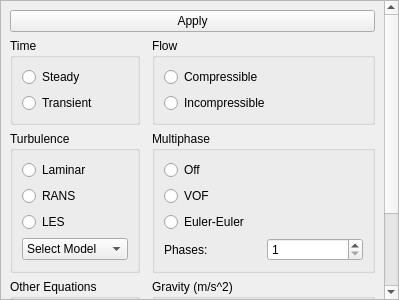
Old version of the form solutionModelingNew.ui in the repository Eng-RSMY/petroFoam.
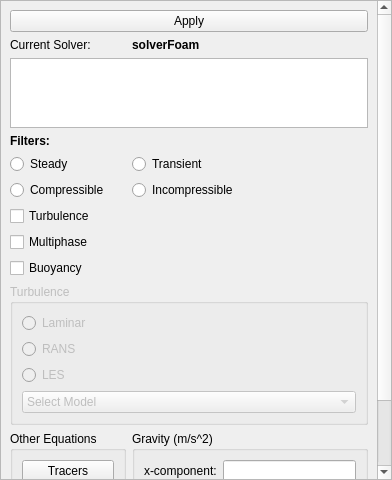
New version of the form. Icons and pictures are not drawn.

What changed in the file:
```diff
--- a/solutionModelingNew.ui
+++ b/solutionModelingNew.ui
@@ -6,8 +6,8 @@
    <rect>
     <x>0</x>
     <y>0</y>
-    <width>399</width>
-    <height>300</height>
+    <width>392</width>
+    <height>480</height>
    </rect>
   </property>
   <property name="font">
@@ -25,90 +25,57 @@
    <property name="geometry">
     <rect>
      <x>0</x>
-     <y>-120</y>
-     <width>381</width>
-     <height>418</height>
+     <y>0</y>
+     <width>374</width>
+     <height>589</height>
     </rect>
    </property>
    <layout class="QGridLayout" name="gridLayout">
-    <item row="2" column="0">
-     <widget class="QGroupBox" name="groupBox">
-      <property name="title">
-       <string>Turbulence</string>
+    <item row="1" column="1">
+     <widget class="QLabel" name="label_solver">
+      <property name="font">
+       <font>
+        <weight>75</weight>
+        <bold>true</bold>
+       </font>
       </property>
-      <layout class="QVBoxLayout" name="verticalLayout_3">
-       <item>
-        <widget class="QRadioButton" name="radioButton_5">
-         <property name="text">
-          <string>Laminar</string>
-         </property>
-         <attribute name="buttonGroup">
-          <string notr="true">buttonGroup_3</string>
-         </attribute>
-        </widget>
-       </item>
-       <item>
-        <widget class="QRadioButton" name="radioButton_6">
-         <property name="text">
-          <string>RANS</string>
-         </property>
-         <attribute name="buttonGroup">
-          <string notr="true">buttonGroup_3</string>
-         </attribute>
-        </widget>
-       </item>
-       <item>
-        <widget class="QRadioButton" name="radioButton_7">
-         <property name="text">
-          <string>LES</string>
-         </property>
-         <attribute name="buttonGroup">
-          <string notr="true">buttonGroup_3</string>
-         </attribute>
-        </widget>
-       </item>
-       <item>
-        <widget class="QComboBox" name="comboBox">
-         <item>
-          <property name="text">
-           <string>Select Model</string>
-          </property>
-         </item>
-        </widget>
-       </item>
-      </layout>
-     </widget>
-    </item>
-    <item row="1" column="2">
-     <widget class="QGroupBox" name="groupBox_5">
-      <property name="title">
-       <string>Flow</string>
+      <property name="text">
+       <string>solverFoam</string>
       </property>
-      <layout class="QVBoxLayout" name="verticalLayout_2">
-       <item>
-        <widget class="QRadioButton" name="radioButton_4">
-         <property name="text">
-          <string>Compressible</string>
-         </property>
-         <attribute name="buttonGroup">
-          <string notr="true">buttonGroup_2</string>
-         </attribute>
-        </widget>
-       </item>
-       <item>
-        <widget class="QRadioButton" name="radioButton_3">
-         <property name="text">
-          <string>Incompressible</string>
-         </property>
-         <attribute name="buttonGroup">
-          <string notr="true">buttonGroup_2</string>
-         </attribute>
-        </widget>
-       </item>
-      </layout>
      </widget>
     </item>
     <item row="4" column="0">
+     <widget class="QRadioButton" name="radioTime1">
+      <property name="text">
+       <string>Steady</string>
+      </property>
+      <attribute name="buttonGroup">
+       <string notr="true">buttonGroup</string>
+      </attribute>
+     </widget>
+    </item>
+    <item row="5" column="0">
+     <widget class="QRadioButton" name="radioFlow1">
+      <property name="text">
+       <string>Compressible</string>
+      </property>
+      <attribute name="buttonGroup">
+       <string notr="true">buttonGroup_2</string>
+      </attribute>
+     </widget>
+    </item>
+    <item row="0" column="0" colspan="2">
+     <widget class="QPushButton" name="pushButton">
+      <property name="text">
+       <string>Apply</string>
+      </property>
+      <property name="icon">
+       <iconset>
+        <normaloff>images/fromHelyx/fileSave16.png</normaloff>images/fromHelyx/fileSave16.png</iconset>
+      </property>
+     </widget>
+    </item>
+    <item row="11" column="0">
      <spacer name="verticalSpacer">
       <property name="orientation">
        <enum>Qt::Vertical</enum>
@@ -121,7 +88,24 @@
       </property>
      </spacer>
     </item>
-    <item row="3" column="2">
+    <item row="7" column="0">
+     <widget class="QCheckBox" name="checkBoxMultiphase">
+      <property name="text">
+       <string>Multiphase</string>
+      </property>
+     </widget>
+    </item>
+    <item row="1" column="0">
+     <widget class="QLabel" name="label_5">
+      <property name="text">
+       <string>Current Solver:</string>
+      </property>
+     </widget>
+    </item>
+    <item row="2" column="0" colspan="2">
+     <widget class="QListWidget" name="listWidget"/>
+    </item>
+    <item row="10" column="1">
      <widget class="QGroupBox" name="groupBox_3">
       <property name="title">
        <string>Gravity (m/s^2)</string>
@@ -135,10 +119,10 @@
         </widget>
        </item>
        <item row="1" column="1">
-        <widget class="QLineEdit" name="lineEdit_2"/>
+        <widget class="QLineEdit" name="gy"/>
        </item>
        <item row="0" column="1">
-        <widget class="QLineEdit" name="lineEdit"/>
+        <widget class="QLineEdit" name="gx"/>
        </item>
        <item row="0" column="0">
         <widget class="QLabel" name="label_2">
@@ -155,24 +139,68 @@
         </widget>
        </item>
        <item row="2" column="1">
-        <widget class="QLineEdit" name="lineEdit_3"/>
+        <widget class="QLineEdit" name="gz"/>
        </item>
       </layout>
      </widget>
     </item>
-    <item row="3" column="0">
+    <item row="9" column="0" colspan="2">
+     <widget class="QGroupBox" name="groupBox_turbulence">
+      <property name="enabled">
+       <bool>false</bool>
+      </property>
+      <property name="title">
+       <string>Turbulence</string>
+      </property>
+      <layout class="QVBoxLayout" name="verticalLayout_3">
+       <item>
+        <widget class="QRadioButton" name="radioTurb1">
+         <property name="text">
+          <string>Laminar</string>
+         </property>
+         <attribute name="buttonGroup">
+          <string notr="true">buttonGroup_3</string>
+         </attribute>
+        </widget>
+       </item>
+       <item>
+        <widget class="QRadioButton" name="radioTurb2">
+         <property name="text">
+          <string>RANS</string>
+         </property>
+         <attribute name="buttonGroup">
+          <string notr="true">buttonGroup_3</string>
+         </attribute>
+        </widget>
+       </item>
+       <item>
+        <widget class="QRadioButton" name="radioTurb3">
+         <property name="text">
+          <string>LES</string>
+         </property>
+         <attribute name="buttonGroup">
+          <string notr="true">buttonGroup_3</string>
+         </attribute>
+        </widget>
+       </item>
+       <item>
+        <widget class="QComboBox" name="comboBoxTurb">
+         <item>
+          <property name="text">
+           <string>Select Model</string>
+          </property>
+         </item>
+        </widget>
+       </item>
+      </layout>
+     </widget>
+    </item>
+    <item row="10" column="0">
      <widget class="QGroupBox" name="groupBox_2">
       <property name="title">
        <string>Other Equations</string>
       </property>
       <layout class="QGridLayout" name="gridLayout_4">
-       <item row="1" column="0">
-        <widget class="QCheckBox" name="checkBox_2">
-         <property name="text">
-          <string/>
-         </property>
-        </widget>
-       </item>
        <item row="4" column="0">
         <spacer name="verticalSpacer_2">
          <property name="orientation">
@@ -186,104 +214,60 @@
          </property>
         </spacer>
        </item>
-       <item row="1" column="1">
+       <item row="1" column="0" colspan="2">
         <widget class="QPushButton" name="pushButton_2">
          <property name="text">
-          <string>Tracer</string>
+          <string>Tracers</string>
          </property>
         </widget>
        </item>
-       <item row="0" column="0" colspan="2">
-        <widget class="QCheckBox" name="checkBox">
-         <property name="text">
-          <string>Thermal</string>
-         </property>
-        </widget>
-       </item>
       </layout>
      </widget>
     </item>
-    <item row="2" column="2">
-     <widget class="QGroupBox" name="groupBox_6">
-      <property name="title">
-       <string>Multiphase</string>
+    <item row="4" column="1">
+     <widget class="QRadioButton" name="radioTime2">
+      <property name="text">
+       <string>Transient</string>
       </property>
-      <layout class="QGridLayout" name="gridLayout_2">
-       <item row="0" column="0">
-        <widget class="QRadioButton" name="radioButton_8">
-         <property name="text">
-          <string>Off</string>
-         </property>
-        </widget>
-       </item>
-       <item row="3" column="0">
-        <widget class="QLabel" name="label">
-         <property name="text">
-          <string>Phases:</string>
-         </property>
-        </widget>
-       </item>
-       <item row="1" column="0">
-        <widget class="QRadioButton" name="radioButton_9">
-         <property name="text">
-          <string>VOF</string>
-         </property>
-        </widget>
-       </item>
-       <item row="2" column="0">
-        <widget class="QRadioButton" name="radioButton_10">
-         <property name="text">
-          <string>Euler-Euler</string>
-         </property>
-        </widget>
-       </item>
-       <item row="3" column="1">
-        <widget class="QSpinBox" name="spinBox">
-         <property name="minimum">
-          <number>1</number>
-         </property>
-        </widget>
-       </item>
-      </layout>
+      <attribute name="buttonGroup">
+       <string notr="true">buttonGroup</string>
+      </attribute>
      </widget>
     </item>
-    <item row="1" column="0">
-     <widget class="QGroupBox" name="groupBox_4">
-      <property name="title">
-       <string>Time</string>
+    <item row="3" column="0">
+     <widget class="QLabel" name="label_6">
+      <property name="font">
+       <font>
+        <weight>75</weight>
+        <bold>true</bold>
+       </font>
       </property>
-      <layout class="QVBoxLayout" name="verticalLayout">
-       <item>
-        <widget class="QRadioButton" name="radioButton">
-         <property name="text">
-          <string>Steady</string>
-         </property>
-         <attribute name="buttonGroup">
-          <string notr="true">buttonGroup</string>
-         </attribute>
-        </widget>
-       </item>
-       <item>
-        <widget class="QRadioButton" name="radioButton_2">
-         <property name="text">
-          <string>Transient</string>
-         </property>
-         <attribute name="buttonGroup">
-          <string notr="true">buttonGroup</string>
-         </attribute>
-        </widget>
-       </item>
-      </layout>
+      <property name="text">
+       <string>Filters:</string>
+      </property>
      </widget>
     </item>
-    <item row="0" column="0" colspan="3">
-     <widget class="QPushButton" name="pushButton">
+    <item row="6" column="0">
+     <widget class="QCheckBox" name="checkBoxTurbulence">
       <property name="text">
-       <string>Apply</string>
+       <string>Turbulence</string>
       </property>
-      <property name="icon">
-       <iconset>
-        <normaloff>images/fromHelyx/fileSave16.png</normaloff>images/fromHelyx/fileSave16.png</iconset>
+     </widget>
+    </item>
+    <item row="5" column="1">
+     <widget class="QRadioButton" name="radioFlow2">
+      <property name="text">
+       <string>Incompressible</string>
+      </property>
+      <attribute name="buttonGroup">
+       <string notr="true">buttonGroup_2</string>
+      </attribute>
+     </widget>
+    </item>
+    <item row="8" column="0">
+     <widget class="QCheckBox" name="checkBoxBuoyancy">
+      <property name="text">
+       <string>Buoyancy</string>
       </property>
      </widget>
     </item>
```
Left out of the diff: 185 changed lines with no effect on the pictures.
